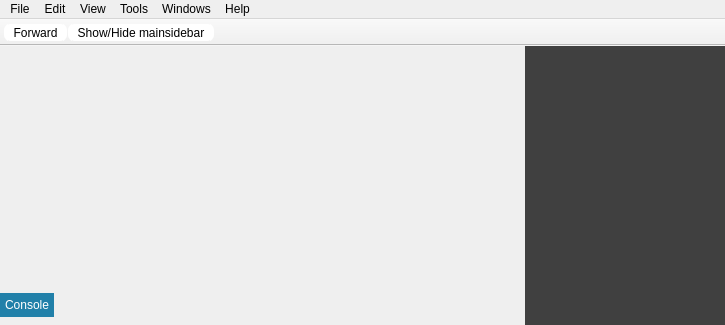
Above: src/mainwindow.ui from rizinorg/cutter before the change. Below: the same form after it.
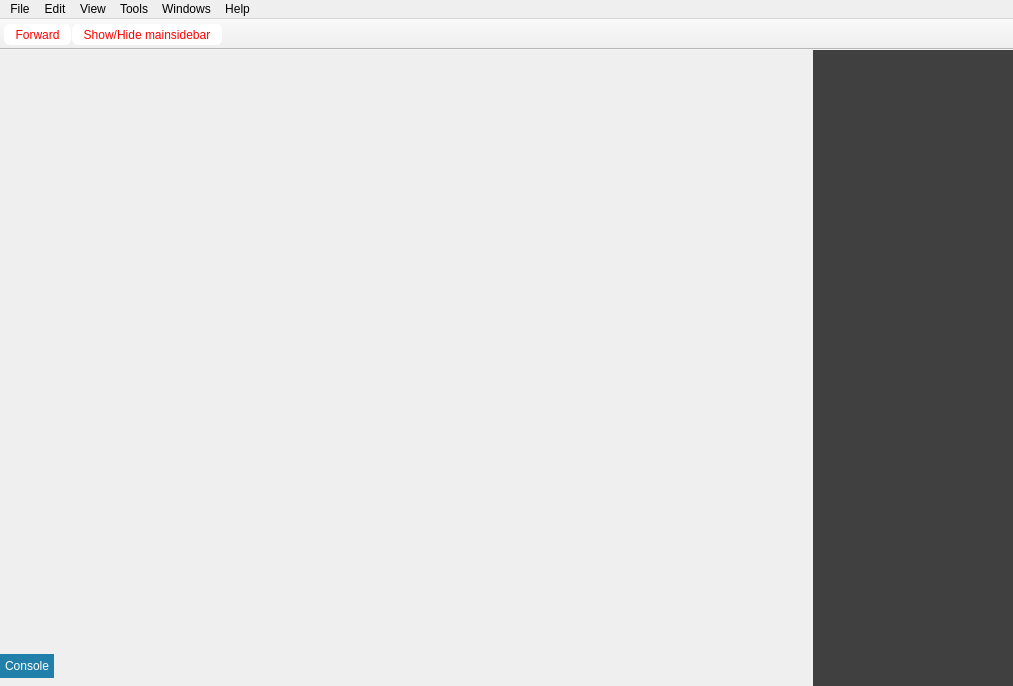
That is the form after the change. Icons and pictures are not drawn.

Commit message:
Replace all icons with SVGs and add Iconic License (#183)
* Replace all icons with SVGs

* Add Iconic License

The edit to the form file:
```diff
--- a/src/mainwindow.ui
+++ b/src/mainwindow.ui
@@ -6,8 +6,8 @@
    <rect>
     <x>0</x>
     <y>0</y>
-    <width>725</width>
-    <height>325</height>
+    <width>1013</width>
+    <height>686</height>
    </rect>
   </property>
   <property name="sizePolicy">
@@ -158,8 +158,8 @@
     <rect>
      <x>0</x>
      <y>0</y>
-     <width>725</width>
-     <height>22</height>
+     <width>1013</width>
+     <height>23</height>
     </rect>
    </property>
    <property name="defaultUp">
@@ -330,6 +330,11 @@
     margin-bottom: 1px;
     margin-top: 1px;
 	background-color: rgb(255, 255, 255);
+    padding: 2px;
+	color: rgb(255, 0, 0);
+}
+QToolButton .svg-icon path {
+  fill: #ff0000;
 }</string>
    </property>
    <property name="movable">
@@ -337,8 +342,8 @@
    </property>
    <property name="iconSize">
     <size>
-     <width>20</width>
-     <height>20</height>
+     <width>18</width>
+     <height>18</height>
     </size>
    </property>
    <property name="toolButtonStyle">
```
Left out of the diff: 34 changed lines with no effect on the pictures. The commit also changes 124 other files.
